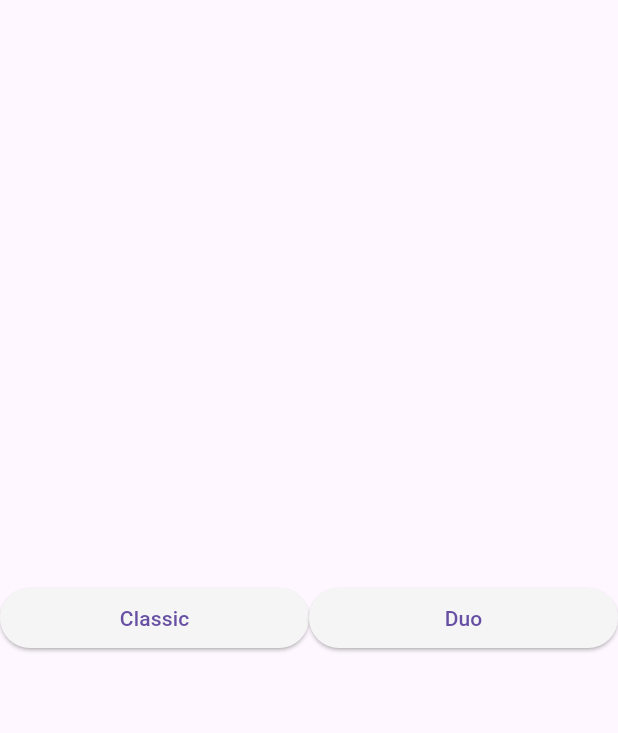
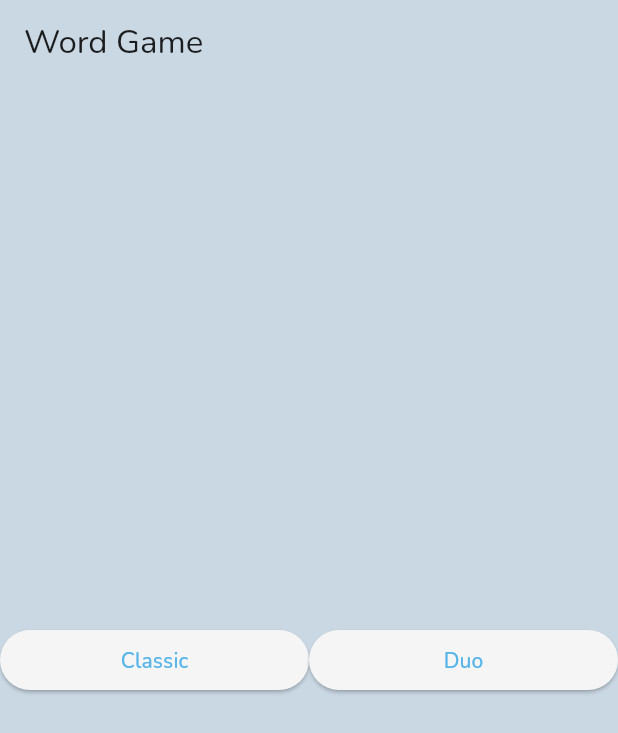
Before and after one commit to sstream17/word-game-2, a Flutter app: the screen it shows after launch, on a phone screen of 412 x 824 dp. Shown: the top 733 px of the screen. Run offline on Flutter 3.47's test engine with Material 3 defaults, Android fonts, the phone set to English and light mode, and no system bars; our stand-ins replace google_fonts, url_strategy.

Commit message:
Starting theme

```diff
--- /dev/null
+++ b/game/lib/colors.dart
@@ -0,0 +1,13 @@
+import 'package:flutter/material.dart';
+
+var lightScheme = const ColorScheme(
+  brightness: Brightness.light,
+  primary: Color(0xff56b4e9),
+  onPrimary: Color(0xde000000),
+  secondary: Color(0xfff0e442),
+  onSecondary: Color(0xde000000),
+  error: Color(0xfff33e48),
+  onError: Color(0xfff33e48),
+  surface: Color(0xffcad8e4),
+  onSurface: Color(0xde000000),
+);
--- a/game/lib/main.dart
+++ b/game/lib/main.dart
@@ -1,5 +1,7 @@
 import 'package:flutter/material.dart';
+import 'package:google_fonts/google_fonts.dart';
 import 'package:url_strategy/url_strategy.dart';
+import 'package:word_game/colors.dart';
 
 import 'game.dart';
 
@@ -16,7 +18,10 @@ class MyApp extends StatelessWidget {
   Widget build(BuildContext context) {
     return MaterialApp(
       title: 'Flutter Demo',
-      theme: ThemeData(primarySwatch: Colors.teal),
+      theme: ThemeData(
+        textTheme: GoogleFonts.nunitoTextTheme(),
+        colorScheme: lightScheme,
+      ),
       initialRoute: '/',
       routes: {
         '/': (context) => const MyHomePage(),
@@ -33,13 +38,26 @@ class MyHomePage extends StatelessWidget {
   @override
   Widget build(BuildContext context) {
     return Scaffold(
+      appBar: AppBar(
+        title: const Text("Word Game"),
+        actions: const [
+          MenuAnchor(
+            menuChildren: [
+              MenuItemButton(
+                child: Text("Menu item"),
+              ),
+            ],
+          )
+        ],
+      ),
       body: Center(
         child: Row(
           mainAxisAlignment: MainAxisAlignment.center,
           children: <Widget>[
             Expanded(
               child: ElevatedButton(
-                style: ElevatedButton.styleFrom(backgroundColor: Colors.grey[100]),
+                style:
+                    ElevatedButton.styleFrom(backgroundColor: Colors.grey[100]),
                 child: const Text('Classic'),
                 onPressed: () {
                   Navigator.pushNamed(context, '/1');
@@ -48,7 +66,8 @@ class MyHomePage extends StatelessWidget {
             ),
             Expanded(
               child: ElevatedButton(
-                style: ElevatedButton.styleFrom(backgroundColor: Colors.grey[100]),
+                style:
+                    ElevatedButton.styleFrom(backgroundColor: Colors.grey[100]),
                 child: const Text('Duo'),
                 onPressed: () {
                   Navigator.pushNamed(context, '/2');
--- a/game/pubspec.yaml
+++ b/game/pubspec.yaml
@@ -37,6 +37,7 @@ dependencies:
   url_strategy: ^0.2.0
   provider: ^6.1.2
   collection: ^1.18.0
+  google_fonts: ^6.2.1
 
 dev_dependencies:
   flutter_test:
```
Also changed, not shown: game/pubspec.lock.
